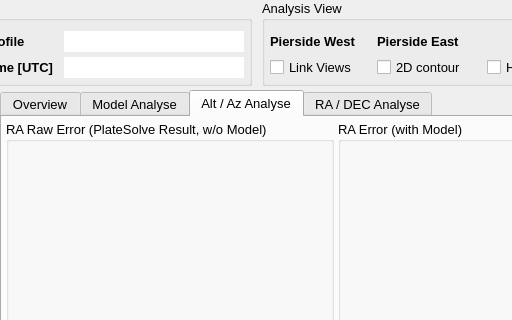
mworion/MountWizzard4, file src_add/widgets/analyse.ui: the form before one commit; both pictures show x 129 to 641 and y 0 to 320 of the 800 by 606 pixel window.
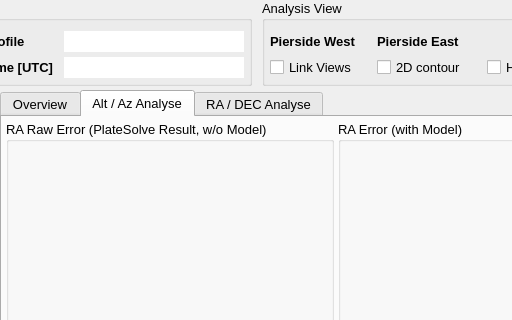
The form after the commit. The open tabs and pages were chosen to show the change. Custom widgets are drawn as their Qt base class.

The edit to the form file:
```diff
--- a/src_add/widgets/analyse.ui
+++ b/src_add/widgets/analyse.ui
@@ -1663,11 +1663,6 @@
          </item>
         </layout>
        </widget>
-       <widget class="QWidget" name="tab">
-        <attribute name="title">
-         <string>Model Analyse</string>
-        </attribute>
-       </widget>
        <widget class="QWidget" name="AltAz">
         <attribute name="title">
          <string>Alt / Az Analyse</string>
```
